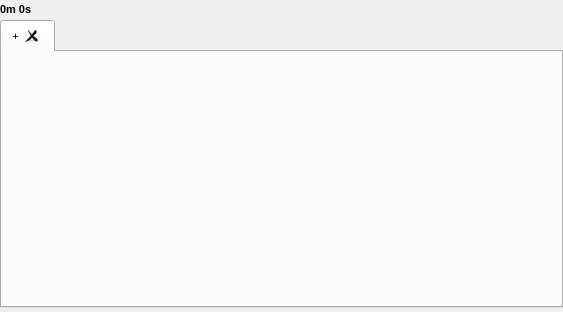
First picture: the form in src/GUI/Playlist/GUI_Playlist.ui, repository return42/sayonara, before the edit.
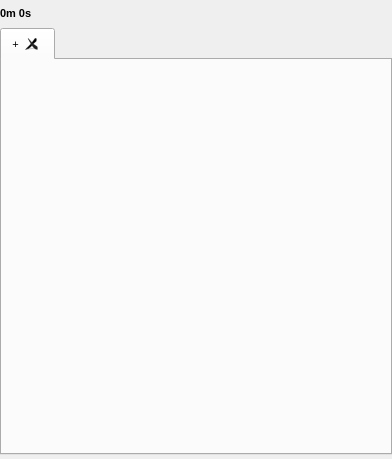
Second picture: the form after the edit. Icons and pictures are not drawn. Custom widgets are drawn as their Qt base class.

The edit to the form file:
```diff
--- a/src/GUI/Playlist/GUI_Playlist.ui
+++ b/src/GUI/Playlist/GUI_Playlist.ui
@@ -9,8 +9,8 @@
    <rect>
     <x>0</x>
     <y>0</y>
-    <width>563</width>
-    <height>312</height>
+    <width>392</width>
+    <height>459</height>
    </rect>
   </property>
   <property name="sizePolicy">
@@ -61,32 +61,7 @@
    <property name="verticalSpacing">
     <number>4</number>
    </property>
-   <item row="2" column="0">
-    <widget class="QLabel" name="lab_totalTime">
-     <property name="sizePolicy">
-      <sizepolicy hsizetype="MinimumExpanding" vsizetype="Preferred">
-       <horstretch>0</horstretch>
-       <verstretch>0</verstretch>
-      </sizepolicy>
-     </property>
-     <property name="font">
-      <font>
-       <weight>75</weight>
-       <bold>true</bold>
-      </font>
-     </property>
-     <property name="focusPolicy">
-      <enum>Qt::NoFocus</enum>
-     </property>
-     <property name="text">
-      <string notr="true">0m 0s</string>
-     </property>
-     <property name="alignment">
-      <set>Qt::AlignLeading|Qt::AlignLeft|Qt::AlignVCenter</set>
-     </property>
-    </widget>
-   </item>
-   <item row="4" column="0">
+   <item row="5" column="0">
     <widget class="GUI_PlaylistBottomBar" name="bottom_bar" native="true">
      <property name="sizePolicy">
       <sizepolicy hsizetype="MinimumExpanding" vsizetype="Maximum">
@@ -96,7 +71,7 @@
      </property>
     </widget>
    </item>
-   <item row="3" column="0">
+   <item row="2" column="0" colspan="2">
     <widget class="PlaylistTabWidget" name="tw_playlists">
      <property name="focusPolicy">
       <enum>Qt::NoFocus</enum>
@@ -119,6 +94,49 @@
      </widget>
     </widget>
    </item>
+   <item row="1" column="0">
+    <layout class="QHBoxLayout" name="horizontalLayout">
+     <item>
+      <widget class="QLabel" name="lab_totalTime">
+       <property name="sizePolicy">
+        <sizepolicy hsizetype="MinimumExpanding" vsizetype="Preferred">
+         <horstretch>0</horstretch>
+         <verstretch>0</verstretch>
+        </sizepolicy>
+       </property>
+       <property name="font">
+        <font>
+         <weight>75</weight>
+         <bold>true</bold>
+        </font>
+       </property>
+       <property name="focusPolicy">
+        <enum>Qt::NoFocus</enum>
+       </property>
+       <property name="text">
+        <string notr="true">0m 0s</string>
+       </property>
+       <property name="alignment">
+        <set>Qt::AlignLeading|Qt::AlignLeft|Qt::AlignVCenter</set>
+       </property>
+      </widget>
+     </item>
+     <item>
+      <widget class="QPushButton" name="btn_clear">
+       <property name="text">
+        <string/>
+       </property>
+       <property name="icon">
+        <iconset resource="../Resources/Icons.qrc">
+         <normaloff>:/Icons/broom.png</normaloff>:/Icons/broom.png</iconset>
+       </property>
+       <property name="flat">
+        <bool>true</bool>
+       </property>
+      </widget>
+     </item>
+    </layout>
+   </item>
   </layout>
  </widget>
  <customwidgets>
```
Left out of the diff: 4 changed lines with no effect on the pictures.
